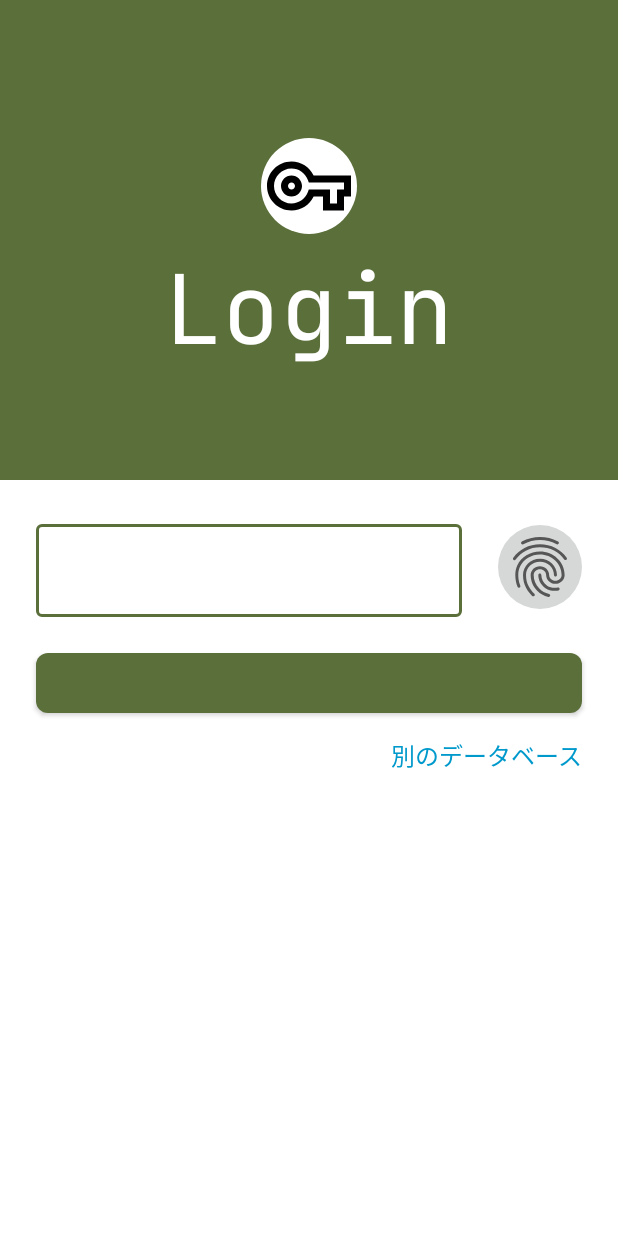
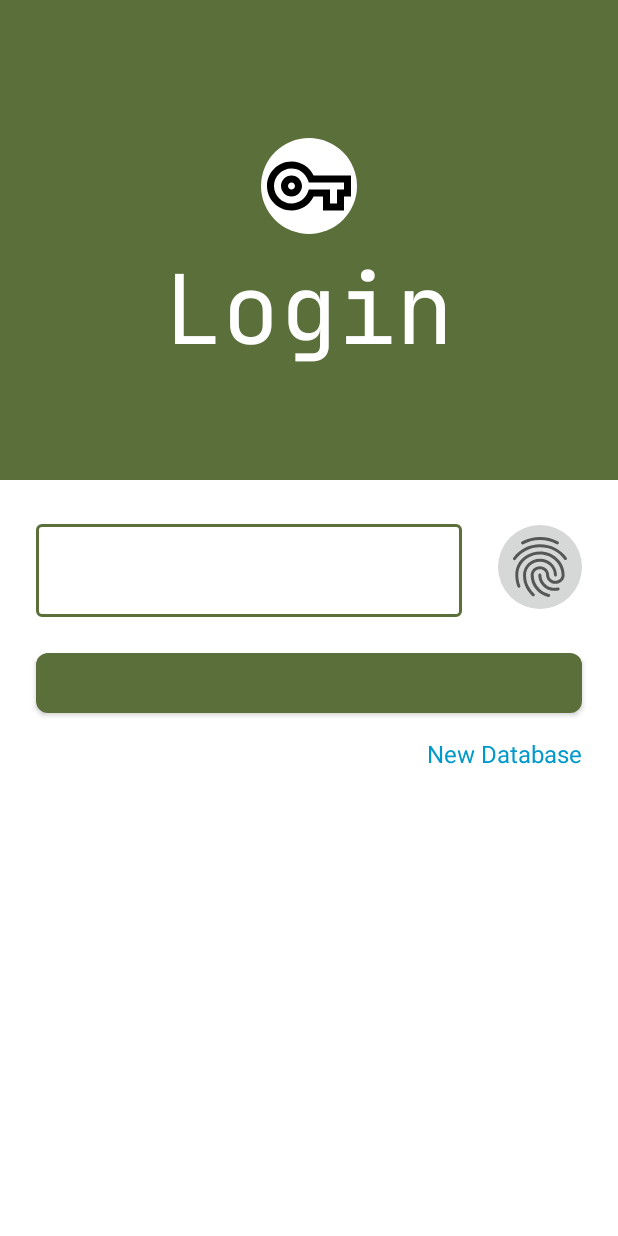
Before and after one commit to Wansuko-cmd/Passon, an Android app: the screen it shows after launch (MainActivity), on a phone screen of 412 x 824 dp. Run offline under Robolectric (Android 15) with nearby library versions, the phone set to English and light mode, and no system bars; our stand-ins replace Room's generated code, data binding, navigation-ui; libraries missing offline, so code that uses them is left out: com.airbnb.epoxy; 30 statements that could not run were skipped.

Commit message:
[fix] 文字を一部修正

```diff
--- a/android/app/src/main/res/layout/fragment_login.xml
+++ b/android/app/src/main/res/layout/fragment_login.xml
@@ -109,7 +109,7 @@
                 android:textSize="16sp"
                 android:layout_marginVertical="16dp"
                 android:layout_marginEnd="24dp"
-                android:text="別のデータベース"/>
+                android:text="@string/login_sign_up_button"/>
 
             <androidx.recyclerview.widget.RecyclerView
                 android:id="@+id/login_fragment_user_recycler_view"
--- a/android/app/src/main/res/values/strings.xml
+++ b/android/app/src/main/res/values/strings.xml
@@ -23,6 +23,7 @@
     <string name="login_biometric_title">Login</string>
     <string name="login_biometric_negative">Cancel</string>
     <string name="login_next_button">Next</string>
+    <string name="login_sign_up_button">New Database</string>
 
     <!-- 一覧画面 -->
     <string name="index_no_password_group_message">Click right bottom button to create your password group</string>
```
Also changed, not shown: 1 other file.
